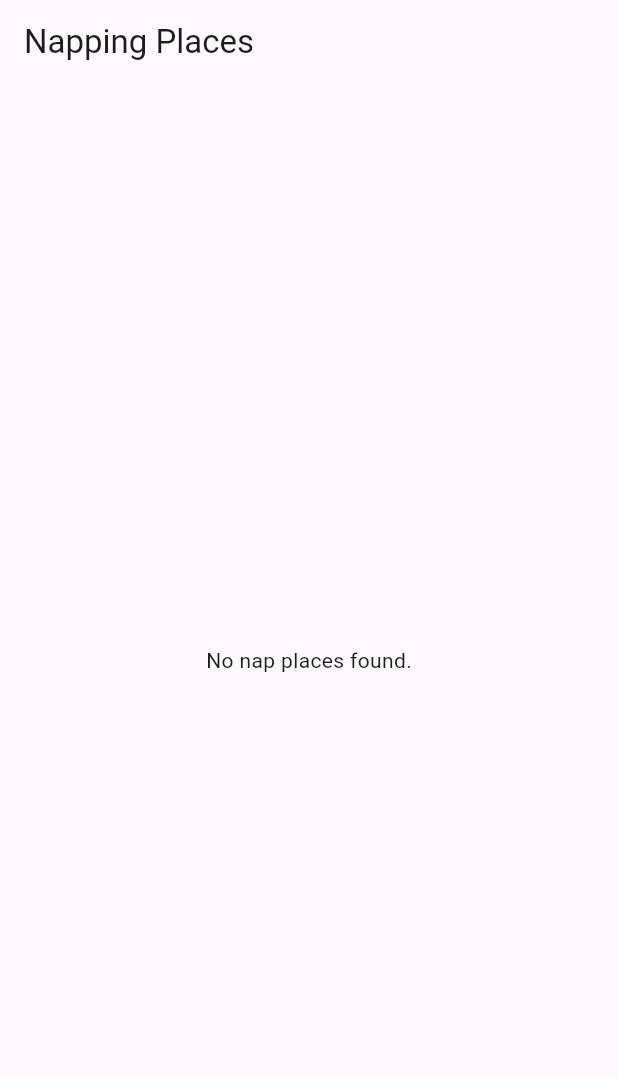
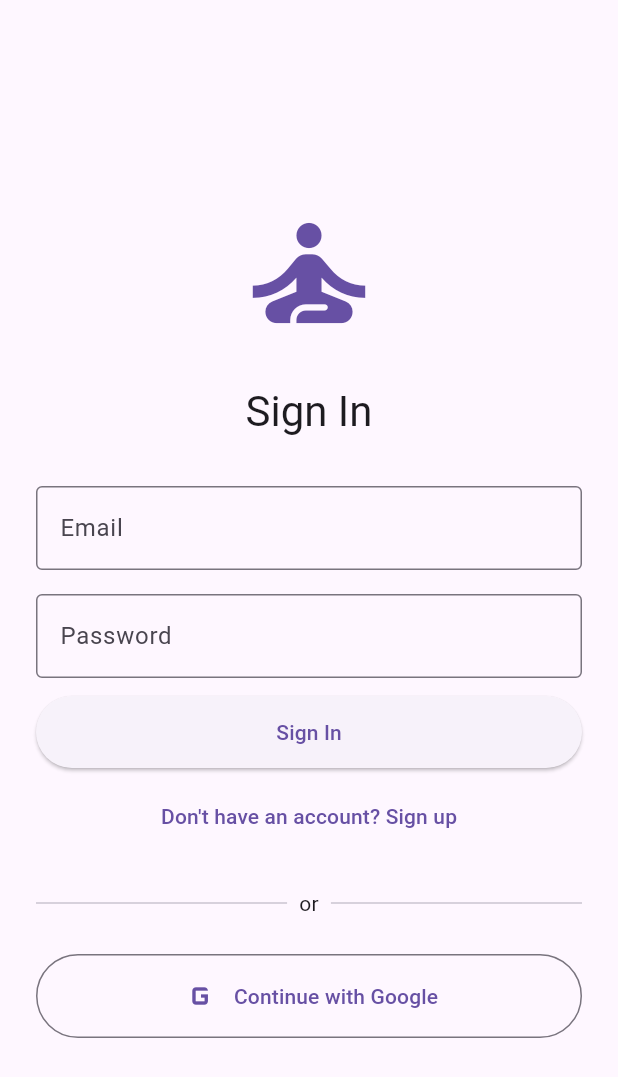
Before and after one commit to krishirai/King-of-Sleepers-, a Flutter app: the screen it shows after launch, on a phone screen of 412 x 824 dp. Shown: the top 1077 px of the screen. Run offline on Flutter 3.47's test engine with Material 3 defaults, Android fonts, the light colour scheme and no system bars; our stand-ins replace cloud_firestore, firebase_auth, firebase_core, flutter_map, geolocator, google_sign_in and 1 more; accounts and stored records are empty.

Commit message:
Integrate login and rating screens with nap places

```diff
--- a/lib/main.dart
+++ b/lib/main.dart
@@ -1,8 +1,10 @@
 import 'package:flutter/material.dart';
 import 'package:firebase_core/firebase_core.dart';
+import 'package:firebase_auth/firebase_auth.dart';
 
 import 'firebase_options.dart';
 import 'nap_places_page.dart';
+import 'screens/login_screen.dart';
 
 Future<void> main() async {
   WidgetsFlutterBinding.ensureInitialized();
@@ -22,7 +24,24 @@ class SleepingKingApp extends StatelessWidget {
     return MaterialApp(
       debugShowCheckedModeBanner: false,
       title: 'Sleeping King',
-      home: const NapPlacesPage(),
+      home: StreamBuilder<User?>(
+        stream: FirebaseAuth.instance.authStateChanges(),
+        builder: (context, snapshot) {
+          if (snapshot.connectionState == ConnectionState.waiting) {
+            return const Scaffold(
+              body: Center(
+                child: CircularProgressIndicator(),
+              ),
+            );
+          }
+
+          if (snapshot.hasData) {
+            return const NapPlacesPage();
+          }
+
+          return const LoginScreen();
+        },
+      ),
     );
   }
 }
--- /dev/null
+++ b/lib/screens/login_screen.dart
@@ -0,0 +1,299 @@
+
+import 'package:flutter/material.dart';
+import 'package:firebase_auth/firebase_auth.dart';
+import 'package:google_sign_in/google_sign_in.dart';
+
+class LoginScreen extends StatefulWidget {
+  const LoginScreen({super.key});
+
+  @override
+  State<LoginScreen> createState() => _LoginScreenState();
+}
+
+class _LoginScreenState extends State<LoginScreen> {
+  final FirebaseAuth _auth = FirebaseAuth.instance;
+  final _formKey = GlobalKey<FormState>();
+
+  final TextEditingController _emailController = TextEditingController();
+  final TextEditingController _passwordController = TextEditingController();
+
+  bool _isLogin = true; // true = login mode, false = register mode
+  bool _isLoading = false;
+  bool _googleInitialized = false;
+  String? _errorMessage;
+
+  @override
+  void initState() {
+    super.initState();
+    _initGoogleSignIn();
+  }
+
+  // google_sign_in v7+ requires calling initialize() once before use.
+  Future<void> _initGoogleSignIn() async {
+    await GoogleSignIn.instance.initialize();
+    _googleInitialized = true;
+  }
+
+  @override
+  void dispose() {
+    _emailController.dispose();
+    _passwordController.dispose();
+    super.dispose();
+  }
+
+  // ---------------------------------------------------------------
+  // EMAIL / PASSWORD
+  // ---------------------------------------------------------------
+  Future<void> _submitEmailPassword() async {
+    if (!_formKey.currentState!.validate()) return;
+
+    setState(() {
+      _isLoading = true;
+      _errorMessage = null;
+    });
+
+    try {
+      if (_isLogin) {
+        await _auth.signInWithEmailAndPassword(
+          email: _emailController.text.trim(),
+          password: _passwordController.text.trim(),
+        );
+      } else {
+        await _auth.createUserWithEmailAndPassword(
+          email: _emailController.text.trim(),
+          password: _passwordController.text.trim(),
+        );
+      }
+    } on FirebaseAuthException catch (e) {
+      setState(() {
+        _errorMessage = _mapAuthError(e.code);
+      });
+    } catch (e) {
+      setState(() {
+        _errorMessage = 'Something went wrong. Please try again.';
+      });
+    } finally {
+      if (mounted) {
+        setState(() {
+          _isLoading = false;
+        });
+      }
+    }
+  }
+
+  // ---------------------------------------------------------------
+  // GOOGLE SIGN-IN
+  // ---------------------------------------------------------------
+  Future<void> _signInWithGoogle() async {
+    setState(() {
+      _isLoading = true;
+      _errorMessage = null;
+    });
+
+    try {
+      if (!_googleInitialized) {
+        await GoogleSignIn.instance.initialize();
+        _googleInitialized = true;
+      }
+
+      final GoogleSignInAccount googleUser =
+          await GoogleSignIn.instance.authenticate();
+
+      final GoogleSignInAuthentication googleAuth = googleUser.authentication;
+
+      final credential = GoogleAuthProvider.credential(
+        idToken: googleAuth.idToken,
+      );
+
+      await _auth.signInWithCredential(credential);
+    } on GoogleSignInException catch (e) {
+      if (e.code == GoogleSignInExceptionCode.canceled) {
+        setState(() => _isLoading = false);
+        return;
+      }
+      setState(() {
+        _errorMessage = 'Could not sign in with Google.';
+      });
+    } on FirebaseAuthException catch (e) {
+      setState(() {
+        _errorMessage = _mapAuthError(e.code);
+      });
+    } catch (e) {
+      setState(() {
+        _errorMessage = 'Could not sign in with Google.';
+      });
+    } finally {
+      if (mounted) {
+        setState(() {
+          _isLoading = false;
+        });
+      }
+    }
+  }
+
+  // ---------------------------------------------------------------
+  // HELPERS
+  // ---------------------------------------------------------------
+  String _mapAuthError(String code) {
+    switch (code) {
+      case 'user-not-found':
+        return 'No account found with that email.';
+      case 'wrong-password':
+        return 'Incorrect password.';
+      case 'email-already-in-use':
+        return 'An account already exists with that email.';
+      case 'invalid-email':
+        return 'That email address is not valid.';
+      case 'weak-password':
+        return 'Password must be at least 6 characters.';
+      default:
+        return 'Authentication error ($code).';
+    }
+  }
+
+  // ---------------------------------------------------------------
+  // UI
+  // ---------------------------------------------------------------
+  @override
+  Widget build(BuildContext context) {
+    return Scaffold(
+      body: SafeArea(
+        child: Center(
+          child: SingleChildScrollView(
+            padding: const EdgeInsets.symmetric(horizontal: 24),
+            child: Form(
+              key: _formKey,
+              child: Column(
+                mainAxisAlignment: MainAxisAlignment.center,
+                crossAxisAlignment: CrossAxisAlignment.stretch,
+                children: [
+                  // Logo (placeholder icon until a real logo image is ready)
+                  Icon(
+                    Icons.self_improvement,
+                    size: 100,
+                    color: Theme.of(context).colorScheme.primary,
+                  ),
+                  const SizedBox(height: 24),
+
+                  Text(
+                    _isLogin ? 'Sign In' : 'Create Account',
+                    style: Theme.of(context).textTheme.headlineMedium,
+                    textAlign: TextAlign.center,
+                  ),
+                  const SizedBox(height: 32),
+
+                  // Email field
+                  TextFormField(
+                    controller: _emailController,
+                    keyboardType: TextInputType.emailAddress,
+                    decoration: const InputDecoration(
+                      labelText: 'Email',
+                      border: OutlineInputBorder(),
+                    ),
+                    validator: (value) {
+                      if (value == null || value.trim().isEmpty) {
+                        return 'Enter your email';
+                      }
+                      if (!value.contains('@')) {
+                        return 'Enter a valid email';
+                      }
+                      return null;
+                    },
+                  ),
+                  const SizedBox(height: 16),
+
+                  // Password field
+                  TextFormField(
+                    controller: _passwordController,
+                    obscureText: true,
+                    decoration: const InputDecoration(
+                      labelText: 'Password',
+                      border: OutlineInputBorder(),
+                    ),
+                    validator: (value) {
+                      if (value == null || value.isEmpty) {
+                        return 'Enter your password';
+                      }
+                      if (value.length < 6) {
+                        return 'Minimum 6 characters';
+                      }
+                      return null;
+                    },
+                  ),
+                  const SizedBox(height: 12),
+
+                  // Error message
+                  if (_errorMessage != null)
+                    Padding(
+                      padding: const EdgeInsets.only(bottom: 12),
+                      child: Text(
+                        _errorMessage!,
+                        style: const TextStyle(color: Colors.red),
+                        textAlign: TextAlign.center,
+                      ),
+                    ),
+
+                  // Submit button (login or register depending on mode)
+                  ElevatedButton(
+                    onPressed: _isLoading ? null : _submitEmailPassword,
+                    style: ElevatedButton.styleFrom(
+                      padding: const EdgeInsets.symmetric(vertical: 14),
+                    ),
+                    child: _isLoading
+                        ? const SizedBox(
+                            height: 20,
+                            width: 20,
+                            child: CircularProgressIndicator(strokeWidth: 2),
+                          )
+                        : Text(_isLogin ? 'Sign In' : 'Sign Up'),
+                  ),
+                  const SizedBox(height: 8),
+
+                  // Toggle between login/register
+                  TextButton(
+                    onPressed: _isLoading
+                        ? null
+                        : () {
+                            setState(() {
+                              _isLogin = !_isLogin;
+                              _errorMessage = null;
+                            });
+                          },
+                    child: Text(
+                      _isLogin
+                          ? "Don't have an account? Sign up"
+                          : 'Already have an account? Sign in',
+                    ),
+                  ),
+
+                  const SizedBox(height: 24),
+                  const Row(
+                    children: [
+                      Expanded(child: Divider()),
+                      Padding(
+                        padding: EdgeInsets.symmetric(horizontal: 8),
+                        child: Text('or'),
+                      ),
+                      Expanded(child: Divider()),
+                    ],
+                  ),
+                  const SizedBox(height: 24),
+
+                  // Google Sign-In button
+                  OutlinedButton.icon(
+                    onPressed: _isLoading ? null : _signInWithGoogle,
+                    icon: const Icon(Icons.g_mobiledata, size: 28),
+                    label: const Text('Continue with Google'),
+                    style: OutlinedButton.styleFrom(
+                      padding: const EdgeInsets.symmetric(vertical: 14),
+                    ),
+                  ),
+                ],
+              ),
+            ),
+          ),
+        ),
+      ),
+    );
+  }
+}
--- a/pubspec.yaml
+++ b/pubspec.yaml
@@ -40,6 +40,8 @@ dependencies:
   latlong2: ^0.10.1
   geolocator: ^14.0.3
   url_launcher: ^6.3.2
+  firebase_auth: ^6.7.0
+  google_sign_in: ^7.2.0
 
 dev_dependencies:
   flutter_test:
```
Also changed, not shown: lib/nap_places_page.dart (+15 -0 lines), lib/screens/rating_screen.dart (added, +295 -0 lines), pubspec.lock.
